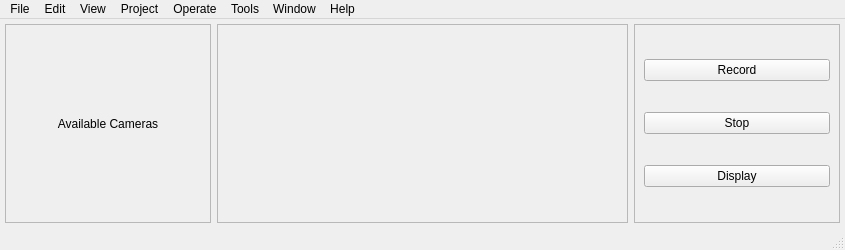
This is UI/mainWindow.ui in nathanielnyema/rataGUI as Qt 5 draws it before an edit. The edited form follows.
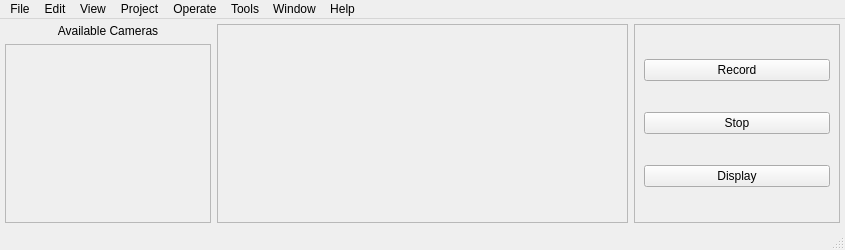
This is the edited form.

Commit message: edit device list ui

Patch:
```diff
--- a/UI/mainWindow.ui
+++ b/UI/mainWindow.ui
@@ -36,33 +36,35 @@
        <number>0</number>
       </property>
       <item>
-       <widget class="QScrollArea" name="cameraListArea">
+       <layout class="QVBoxLayout" name="camListLayout">
+        <item>
+         <widget class="QLabel" name="camListLabel">
+          <property name="text">
+           <string>Available Cameras</string>
+          </property>
+          <property name="alignment">
+           <set>Qt::AlignCenter</set>
+          </property>
+         </widget>
+        </item>
+        <item>
+         <widget class="QScrollArea" name="camListArea">
         <property name="widgetResizable">
          <bool>true</bool>
         </property>
-        <widget class="QWidget" name="cameraList">
+          <widget class="QWidget" name="camList">
          <property name="geometry">
           <rect>
            <x>0</x>
            <y>0</y>
-           <width>200</width>
-           <height>191</height>
-          </rect>
-         </property>
-         <layout class="QVBoxLayout" name="verticalLayout_4">
-          <item>
-           <widget class="QLabel" name="cameraListLabel">
-            <property name="text">
-             <string>Available Cameras</string>
-            </property>
-            <property name="alignment">
-             <set>Qt::AlignCenter</set>
-            </property>
+             <width>198</width>
+             <height>165</height>
+            </rect>
+           </property>
+          </widget>
            </widget>
           </item>
          </layout>
-        </widget>
-       </widget>
       </item>
       <item>
        <widget class="QScrollArea" name="deviceInfoArea">
```
Lines whose indentation alone changed are shown as unchanged.
